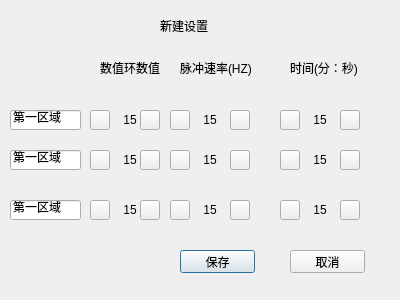
The window that usernew.ui (SongYaoLynn/LanserMedicalManagement) describes before a commit, drawn with Qt 5.
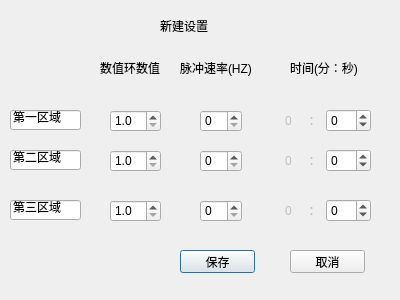
The same window after the commit. Icons and pictures are not drawn.

Patch:
```diff
--- a/usernew.ui
+++ b/usernew.ui
@@ -2,6 +2,9 @@
 <ui version="4.0">
  <class>UserNew</class>
  <widget class="QDialog" name="UserNew">
+  <property name="enabled">
+   <bool>true</bool>
+  </property>
   <property name="geometry">
    <rect>
     <x>0</x>
@@ -91,465 +94,6 @@
     <string>取消</string>
    </property>
   </widget>
-  <widget class="QPushButton" name="add11">
-   <property name="geometry">
-    <rect>
-     <x>90</x>
-     <y>110</y>
-     <width>20</width>
-     <height>20</height>
-    </rect>
-   </property>
-   <property name="styleSheet">
-    <string notr="true">background-image: url(:/new/icons/icons/plus33.png);</string>
-   </property>
-   <property name="text">
-    <string/>
-   </property>
-  </widget>
-  <widget class="QPushButton" name="add12">
-   <property name="geometry">
-    <rect>
-     <x>170</x>
-     <y>110</y>
-     <width>20</width>
-     <height>20</height>
-    </rect>
-   </property>
-   <property name="styleSheet">
-    <string notr="true">background-image: url(:/new/icons/icons/plus33.png);</string>
-   </property>
-   <property name="text">
-    <string/>
-   </property>
-  </widget>
-  <widget class="QPushButton" name="add13">
-   <property name="geometry">
-    <rect>
-     <x>280</x>
-     <y>110</y>
-     <width>20</width>
-     <height>20</height>
-    </rect>
-   </property>
-   <property name="styleSheet">
-    <string notr="true">background-image: url(:/new/icons/icons/plus33.png);</string>
-   </property>
-   <property name="text">
-    <string/>
-   </property>
-  </widget>
-  <widget class="QPushButton" name="add21">
-   <property name="geometry">
-    <rect>
-     <x>90</x>
-     <y>150</y>
-     <width>20</width>
-     <height>20</height>
-    </rect>
-   </property>
-   <property name="styleSheet">
-    <string notr="true">background-image: url(:/new/icons/icons/plus33.png);</string>
-   </property>
-   <property name="text">
-    <string/>
-   </property>
-  </widget>
-  <widget class="QPushButton" name="add22">
-   <property name="geometry">
-    <rect>
-     <x>170</x>
-     <y>150</y>
-     <width>20</width>
-     <height>20</height>
-    </rect>
-   </property>
-   <property name="styleSheet">
-    <string notr="true">background-image: url(:/new/icons/icons/plus33.png);</string>
-   </property>
-   <property name="text">
-    <string/>
-   </property>
-  </widget>
-  <widget class="QPushButton" name="add23">
-   <property name="geometry">
-    <rect>
-     <x>280</x>
-     <y>150</y>
-     <width>20</width>
-     <height>20</height>
-    </rect>
-   </property>
-   <property name="styleSheet">
-    <string notr="true">background-image: url(:/new/icons/icons/plus33.png);</string>
-   </property>
-   <property name="text">
-    <string/>
-   </property>
-  </widget>
-  <widget class="QPushButton" name="add31">
-   <property name="geometry">
-    <rect>
-     <x>90</x>
-     <y>200</y>
-     <width>20</width>
-     <height>20</height>
-    </rect>
-   </property>
-   <property name="styleSheet">
-    <string notr="true">background-image: url(:/new/icons/icons/plus33.png);</string>
-   </property>
-   <property name="text">
-    <string/>
-   </property>
-  </widget>
-  <widget class="QPushButton" name="add32">
-   <property name="geometry">
-    <rect>
-     <x>170</x>
-     <y>200</y>
-     <width>20</width>
-     <height>20</height>
-    </rect>
-   </property>
-   <property name="styleSheet">
-    <string notr="true">background-image: url(:/new/icons/icons/plus33.png);</string>
-   </property>
-   <property name="text">
-    <string/>
-   </property>
-  </widget>
-  <widget class="QPushButton" name="add33">
-   <property name="geometry">
-    <rect>
-     <x>280</x>
-     <y>200</y>
-     <width>20</width>
-     <height>20</height>
-    </rect>
-   </property>
-   <property name="styleSheet">
-    <string notr="true">background-image: url(:/new/icons/icons/plus33.png);</string>
-   </property>
-   <property name="text">
-    <string/>
-   </property>
-  </widget>
-  <widget class="QPushButton" name="minus11">
-   <property name="geometry">
-    <rect>
-     <x>140</x>
-     <y>110</y>
-     <width>20</width>
-     <height>20</height>
-    </rect>
-   </property>
-   <property name="styleSheet">
-    <string notr="true">background-image: url(:/new/icons/icons/minus25.png);</string>
-   </property>
-   <property name="text">
-    <string/>
-   </property>
-  </widget>
-  <widget class="QPushButton" name="minus12">
-   <property name="geometry">
-    <rect>
-     <x>230</x>
-     <y>110</y>
-     <width>20</width>
-     <height>20</height>
-    </rect>
-   </property>
-   <property name="styleSheet">
-    <string notr="true">background-image: url(:/new/icons/icons/minus25.png);</string>
-   </property>
-   <property name="text">
-    <string/>
-   </property>
-  </widget>
-  <widget class="QPushButton" name="minus13">
-   <property name="geometry">
-    <rect>
-     <x>340</x>
-     <y>110</y>
-     <width>20</width>
-     <height>20</height>
-    </rect>
-   </property>
-   <property name="styleSheet">
-    <string notr="true">background-image: url(:/new/icons/icons/minus25.png);</string>
-   </property>
-   <property name="text">
-    <string/>
-   </property>
-  </widget>
-  <widget class="QPushButton" name="minus21">
-   <property name="geometry">
-    <rect>
-     <x>140</x>
-     <y>150</y>
-     <width>20</width>
-     <height>20</height>
-    </rect>
-   </property>
-   <property name="styleSheet">
-    <string notr="true">background-image: url(:/new/icons/icons/minus25.png);</string>
-   </property>
-   <property name="text">
-    <string/>
-   </property>
-  </widget>
-  <widget class="QPushButton" name="minus22">
-   <property name="geometry">
-    <rect>
-     <x>230</x>
-     <y>150</y>
-     <width>20</width>
-     <height>20</height>
-    </rect>
-   </property>
-   <property name="styleSheet">
-    <string notr="true">background-image: url(:/new/icons/icons/minus25.png);</string>
-   </property>
-   <property name="text">
-    <string/>
-   </property>
-  </widget>
-  <widget class="QPushButton" name="minus31">
-   <property name="geometry">
-    <rect>
-     <x>140</x>
-     <y>200</y>
-     <width>20</width>
-     <height>20</height>
-    </rect>
-   </property>
-   <property name="styleSheet">
-    <string notr="true">background-image: url(:/new/icons/icons/minus25.png);</string>
-   </property>
-   <property name="text">
-    <string/>
-   </property>
-  </widget>
-  <widget class="QPushButton" name="minus23">
-   <property name="geometry">
-    <rect>
-     <x>340</x>
-     <y>150</y>
-     <width>20</width>
-     <height>20</height>
-    </rect>
-   </property>
-   <property name="styleSheet">
-    <string notr="true">background-image: url(:/new/icons/icons/minus25.png);</string>
-   </property>
-   <property name="text">
-    <string/>
-   </property>
-  </widget>
-  <widget class="QPushButton" name="minus32">
-   <property name="geometry">
-    <rect>
-     <x>230</x>
-     <y>200</y>
-     <width>20</width>
-     <height>20</height>
-    </rect>
-   </property>
-   <property name="styleSheet">
-    <string notr="true">background-image: url(:/new/icons/icons/minus25.png);</string>
-   </property>
-   <property name="text">
-    <string/>
-   </property>
-  </widget>
-  <widget class="QPushButton" name="minus33">
-   <property name="geometry">
-    <rect>
-     <x>340</x>
-     <y>200</y>
-     <width>20</width>
-     <height>20</height>
-    </rect>
-   </property>
-   <property name="styleSheet">
-    <string notr="true">background-image: url(:/new/icons/icons/minus25.png);</string>
-   </property>
-   <property name="text">
-    <string/>
-   </property>
-  </widget>
-  <widget class="QLabel" name="numRing1">
-   <property name="geometry">
-    <rect>
-     <x>120</x>
-     <y>110</y>
-     <width>20</width>
-     <height>20</height>
-    </rect>
-   </property>
-   <property name="layoutDirection">
-    <enum>Qt::LeftToRight</enum>
-   </property>
-   <property name="text">
-    <string>15</string>
-   </property>
-   <property name="alignment">
-    <set>Qt::AlignCenter</set>
-   </property>
-  </widget>
-  <widget class="QLabel" name="numRing2">
-   <property name="geometry">
-    <rect>
-     <x>120</x>
-     <y>150</y>
-     <width>20</width>
-     <height>20</height>
-    </rect>
-   </property>
-   <property name="layoutDirection">
-    <enum>Qt::LeftToRight</enum>
-   </property>
-   <property name="text">
-    <string>15</string>
-   </property>
-   <property name="alignment">
-    <set>Qt::AlignCenter</set>
-   </property>
-  </widget>
-  <widget class="QLabel" name="numRing3">
-   <property name="geometry">
-    <rect>
-     <x>120</x>
-     <y>200</y>
-     <width>20</width>
-     <height>20</height>
-    </rect>
-   </property>
-   <property name="layoutDirection">
-    <enum>Qt::LeftToRight</enum>
-   </property>
-   <property name="text">
-    <string>15</string>
-   </property>
-   <property name="alignment">
-    <set>Qt::AlignCenter</set>
-   </property>
-  </widget>
-  <widget class="QLabel" name="pluse1">
-   <property name="geometry">
-    <rect>
-     <x>200</x>
-     <y>110</y>
-     <width>20</width>
-     <height>20</height>
-    </rect>
-   </property>
-   <property name="layoutDirection">
-    <enum>Qt::LeftToRight</enum>
-   </property>
-   <property name="text">
-    <string>15</string>
-   </property>
-   <property name="alignment">
-    <set>Qt::AlignCenter</set>
-   </property>
-  </widget>
-  <widget class="QLabel" name="pluse2">
-   <property name="geometry">
-    <rect>
-     <x>200</x>
-     <y>150</y>
-     <width>20</width>
-     <height>20</height>
-    </rect>
-   </property>
-   <property name="layoutDirection">
-    <enum>Qt::LeftToRight</enum>
-   </property>
-   <property name="text">
-    <string>15</string>
-   </property>
-   <property name="alignment">
-    <set>Qt::AlignCenter</set>
-   </property>
-  </widget>
-  <widget class="QLabel" name="pluse3">
-   <property name="geometry">
-    <rect>
-     <x>200</x>
-     <y>200</y>
-     <width>20</width>
-     <height>20</height>
-    </rect>
-   </property>
-   <property name="layoutDirection">
-    <enum>Qt::LeftToRight</enum>
-   </property>
-   <property name="text">
-    <string>15</string>
-   </property>
-   <property name="alignment">
-    <set>Qt::AlignCenter</set>
-   </property>
-  </widget>
-  <widget class="QLabel" name="time1">
-   <property name="geometry">
-    <rect>
-     <x>310</x>
-     <y>110</y>
-     <width>20</width>
-     <height>20</height>
-    </rect>
-   </property>
-   <property name="layoutDirection">
-    <enum>Qt::LeftToRight</enum>
-   </property>
-   <property name="text">
-    <string>15</string>
-   </property>
-   <property name="alignment">
-    <set>Qt::AlignCenter</set>
-   </property>
-  </widget>
-  <widget class="QLabel" name="time2">
-   <property name="geometry">
-    <rect>
-     <x>310</x>
-     <y>150</y>
-     <width>20</width>
-     <height>20</height>
-    </rect>
-   </property>
-   <property name="layoutDirection">
-    <enum>Qt::LeftToRight</enum>
-   </property>
-   <property name="text">
-    <string>15</string>
-   </property>
-   <property name="alignment">
-    <set>Qt::AlignCenter</set>
-   </property>
-  </widget>
-  <widget class="QLabel" name="time3">
-   <property name="geometry">
-    <rect>
-     <x>310</x>
-     <y>200</y>
-     <width>20</width>
-     <height>20</height>
-    </rect>
-   </property>
-   <property name="layoutDirection">
-    <enum>Qt::LeftToRight</enum>
-   </property>
-   <property name="text">
-    <string>15</string>
-   </property>
-   <property name="alignment">
-    <set>Qt::AlignCenter</set>
-   </property>
-  </widget>
   <widget class="QLineEdit" name="areaEdit1">
    <property name="geometry">
     <rect>
@@ -573,7 +117,7 @@
     </rect>
    </property>
    <property name="text">
-    <string>第一区域</string>
+    <string>第二区域</string>
    </property>
   </widget>
   <widget class="QLineEdit" name="areaEdit3">
@@ -586,9 +130,321 @@
     </rect>
    </property>
    <property name="text">
-    <string>第一区域</string>
+    <string>第三区域</string>
    </property>
   </widget>
+  <widget class="QDoubleSpinBox" name="item1_1">
+   <property name="geometry">
+    <rect>
+     <x>110</x>
+     <y>110</y>
+     <width>51</width>
+     <height>22</height>
+    </rect>
+   </property>
+   <property name="focusPolicy">
+    <enum>Qt::NoFocus</enum>
+   </property>
+   <property name="decimals">
+    <number>1</number>
+   </property>
+   <property name="minimum">
+    <double>1.000000000000000</double>
+   </property>
+   <property name="maximum">
+    <double>15.000000000000000</double>
+   </property>
+   <property name="singleStep">
+    <double>0.500000000000000</double>
+   </property>
+  </widget>
+  <widget class="QDoubleSpinBox" name="item2_1">
+   <property name="geometry">
+    <rect>
+     <x>110</x>
+     <y>150</y>
+     <width>51</width>
+     <height>22</height>
+    </rect>
+   </property>
+   <property name="focusPolicy">
+    <enum>Qt::NoFocus</enum>
+   </property>
+   <property name="decimals">
+    <number>1</number>
+   </property>
+   <property name="minimum">
+    <double>1.000000000000000</double>
+   </property>
+   <property name="maximum">
+    <double>15.000000000000000</double>
+   </property>
+   <property name="singleStep">
+    <double>0.500000000000000</double>
+   </property>
+  </widget>
+  <widget class="QDoubleSpinBox" name="item3_1">
+   <property name="geometry">
+    <rect>
+     <x>110</x>
+     <y>200</y>
+     <width>51</width>
+     <height>22</height>
+    </rect>
+   </property>
+   <property name="focusPolicy">
+    <enum>Qt::NoFocus</enum>
+   </property>
+   <property name="decimals">
+    <number>1</number>
+   </property>
+   <property name="minimum">
+    <double>1.000000000000000</double>
+   </property>
+   <property name="maximum">
+    <double>15.000000000000000</double>
+   </property>
+   <property name="singleStep">
+    <double>0.500000000000000</double>
+   </property>
+  </widget>
+  <widget class="QSpinBox" name="item1_2">
+   <property name="geometry">
+    <rect>
+     <x>200</x>
+     <y>110</y>
+     <width>42</width>
+     <height>22</height>
+    </rect>
+   </property>
+   <property name="focusPolicy">
+    <enum>Qt::NoFocus</enum>
+   </property>
+   <property name="maximum">
+    <number>1</number>
+   </property>
+  </widget>
+  <widget class="QSpinBox" name="item2_2">
+   <property name="geometry">
+    <rect>
+     <x>200</x>
+     <y>150</y>
+     <width>42</width>
+     <height>22</height>
+    </rect>
+   </property>
+   <property name="focusPolicy">
+    <enum>Qt::NoFocus</enum>
+   </property>
+   <property name="maximum">
+    <number>1</number>
+   </property>
+  </widget>
+  <widget class="QSpinBox" name="item3_2">
+   <property name="geometry">
+    <rect>
+     <x>200</x>
+     <y>200</y>
+     <width>42</width>
+     <height>22</height>
+    </rect>
+   </property>
+   <property name="focusPolicy">
+    <enum>Qt::NoFocus</enum>
+   </property>
+   <property name="maximum">
+    <number>1</number>
+   </property>
+  </widget>
+  <widget class="QWidget" name="horizontalLayoutWidget">
+   <property name="geometry">
+    <rect>
+     <x>280</x>
+     <y>100</y>
+     <width>91</width>
+     <height>41</height>
+    </rect>
+   </property>
+   <layout class="QHBoxLayout" name="horizontalLayout">
+    <item>
+     <widget class="QLabel" name="item1_3_2">
+      <property name="enabled">
+       <bool>false</bool>
+      </property>
+      <property name="text">
+       <string>0</string>
+      </property>
+      <property name="alignment">
+       <set>Qt::AlignCenter</set>
+      </property>
+     </widget>
+    </item>
+    <item>
+     <widget class="QLabel" name="label_6">
+      <property name="enabled">
+       <bool>false</bool>
+      </property>
+      <property name="text">
+       <string>：</string>
+      </property>
+      <property name="alignment">
+       <set>Qt::AlignCenter</set>
+      </property>
+     </widget>
+    </item>
+    <item alignment="Qt::AlignRight">
+     <widget class="QSpinBox" name="item1_3_1">
+      <property name="focusPolicy">
+       <enum>Qt::NoFocus</enum>
+      </property>
+      <property name="layoutDirection">
+       <enum>Qt::LeftToRight</enum>
+      </property>
+      <property name="buttonSymbols">
+       <enum>QAbstractSpinBox::UpDownArrows</enum>
+      </property>
+      <property name="suffix">
+       <string/>
+      </property>
+      <property name="minimum">
+       <number>-15</number>
+      </property>
+      <property name="maximum">
+       <number>60</number>
+      </property>
+      <property name="singleStep">
+       <number>15</number>
+      </property>
+     </widget>
+    </item>
+   </layout>
+  </widget>
+  <widget class="QWidget" name="horizontalLayoutWidget_2">
+   <property name="geometry">
+    <rect>
+     <x>280</x>
+     <y>140</y>
+     <width>91</width>
+     <height>41</height>
+    </rect>
+   </property>
+   <layout class="QHBoxLayout" name="horizontalLayout_2">
+    <item>
+     <widget class="QLabel" name="item2_3_2">
+      <property name="enabled">
+       <bool>false</bool>
+      </property>
+      <property name="text">
+       <string>0</string>
+      </property>
+      <property name="alignment">
+       <set>Qt::AlignCenter</set>
+      </property>
+     </widget>
+    </item>
+    <item>
+     <widget class="QLabel" name="label_7">
+      <property name="enabled">
+       <bool>false</bool>
+      </property>
+      <property name="text">
+       <string>：</string>
+      </property>
+      <property name="alignment">
+       <set>Qt::AlignCenter</set>
+      </property>
+     </widget>
+    </item>
+    <item alignment="Qt::AlignRight">
+     <widget class="QSpinBox" name="item2_3_1">
+      <property name="focusPolicy">
+       <enum>Qt::NoFocus</enum>
+      </property>
+      <property name="layoutDirection">
+       <enum>Qt::LeftToRight</enum>
+      </property>
+      <property name="buttonSymbols">
+       <enum>QAbstractSpinBox::UpDownArrows</enum>
+      </property>
+      <property name="suffix">
+       <string/>
+      </property>
+      <property name="minimum">
+       <number>-15</number>
+      </property>
+      <property name="maximum">
+       <number>60</number>
+      </property>
+      <property name="singleStep">
+       <number>15</number>
+      </property>
+     </widget>
+    </item>
+   </layout>
+  </widget>
+  <widget class="QWidget" name="horizontalLayoutWidget_3">
+   <property name="geometry">
+    <rect>
+     <x>280</x>
+     <y>190</y>
+     <width>91</width>
+     <height>41</height>
+    </rect>
+   </property>
+   <layout class="QHBoxLayout" name="horizontalLayout_3">
+    <item>
+     <widget class="QLabel" name="item3_3_2">
+      <property name="enabled">
+       <bool>false</bool>
+      </property>
+      <property name="text">
+       <string>0</string>
+      </property>
+      <property name="alignment">
+       <set>Qt::AlignCenter</set>
+      </property>
+     </widget>
+    </item>
+    <item>
+     <widget class="QLabel" name="label_8">
+      <property name="enabled">
+       <bool>false</bool>
+      </property>
+      <property name="text">
+       <string>：</string>
+      </property>
+      <property name="alignment">
+       <set>Qt::AlignCenter</set>
+      </property>
+     </widget>
+    </item>
+    <item alignment="Qt::AlignRight">
+     <widget class="QSpinBox" name="item3_3_1">
+      <property name="focusPolicy">
+       <enum>Qt::NoFocus</enum>
+      </property>
+      <property name="layoutDirection">
+       <enum>Qt::LeftToRight</enum>
+      </property>
+      <property name="buttonSymbols">
+       <enum>QAbstractSpinBox::UpDownArrows</enum>
+      </property>
+      <property name="suffix">
+       <string/>
+      </property>
+      <property name="minimum">
+       <number>-15</number>
+      </property>
+      <property name="maximum">
+       <number>60</number>
+      </property>
+      <property name="singleStep">
+       <number>15</number>
+      </property>
+     </widget>
+    </item>
+   </layout>
+  </widget>
  </widget>
  <resources/>
  <connections/>
```
